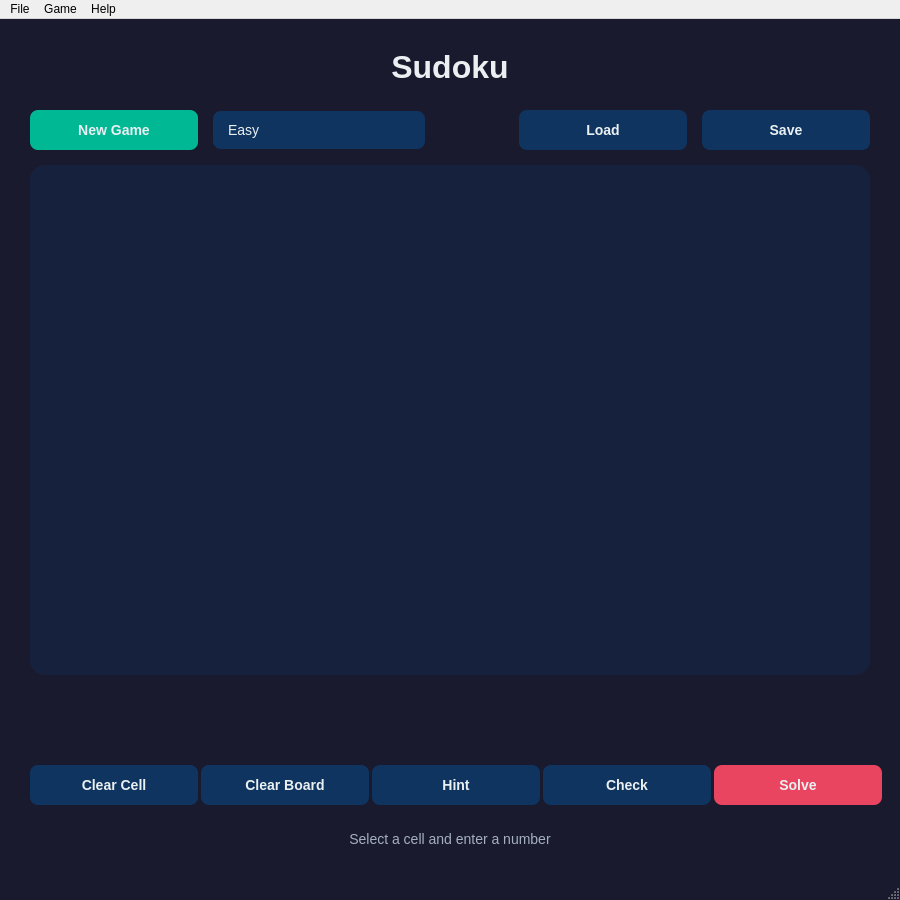
Qt form 00_Projects/01_First/Sudoku/sudoku.ui (salah0eldin/SW_Diploma_files) before a commit.
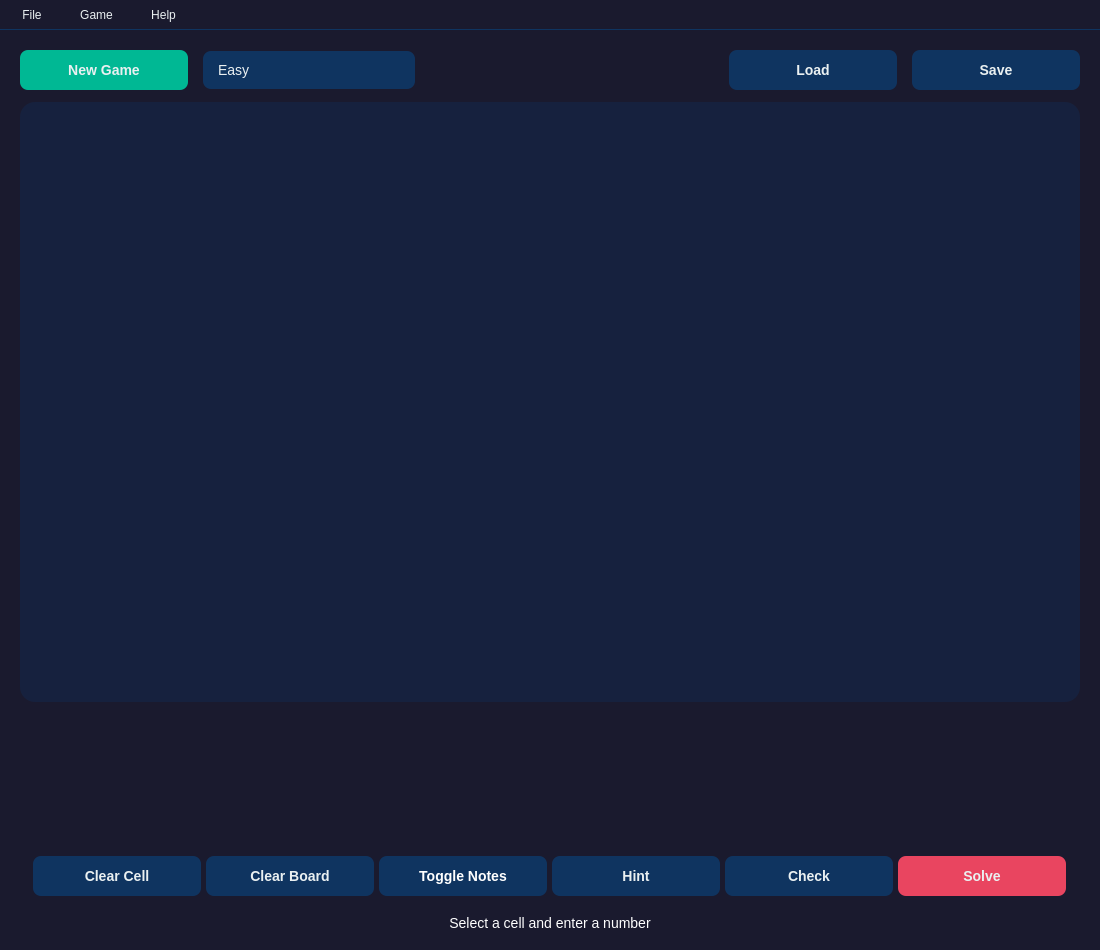
The same form after that commit.

What changed in the file:
```diff
--- a/00_Projects/01_First/Sudoku/sudoku.ui
+++ b/00_Projects/01_First/Sudoku/sudoku.ui
@@ -6,14 +6,14 @@
    <rect>
     <x>0</x>
     <y>0</y>
-    <width>900</width>
-    <height>900</height>
+    <width>1100</width>
+    <height>950</height>
    </rect>
   </property>
   <property name="minimumSize">
    <size>
-    <width>900</width>
-    <height>900</height>
+    <width>1100</width>
+    <height>950</height>
    </size>
   </property>
   <property name="windowTitle">
@@ -32,11 +32,50 @@
 }
 
 QLabel#statusLabel {
-    color: #a4b0be;
+    color: #ffffff;
     font-size: 14px;
     padding: 5px;
 }
 
+QStatusBar {
+    background-color: #1a1a2e;
+    color: #ffffff;
+}
+
+QMenuBar {
+    background-color: #1a1a2e;
+    color: #eaf0f1;
+    border-bottom: 1px solid #0f3460;
+}
+
+QMenuBar::item {
+    background-color: transparent;
+    color: #eaf0f1;
+    padding: 8px 16px;
+}
+
+QMenuBar::item:selected {
+    background-color: #0f3460;
+}
+
+QMenuBar::item:pressed {
+    background-color: #16537e;
+}
+
+QMenu {
+    background-color: #1a1a2e;
+    color: #eaf0f1;
+    border: 1px solid #0f3460;
+}
+
+QMenu::item {
+    padding: 8px 32px;
+}
+
+QMenu::item:selected {
+    background-color: #0f3460;
+}
+
 QPushButton {
     background-color: #0f3460;
     color: #eaf0f1;
@@ -141,34 +180,20 @@
   <widget class="QWidget" name="centralwidget">
    <layout class="QVBoxLayout" name="mainLayout">
     <property name="spacing">
-     <number>15</number>
+     <number>12</number>
     </property>
     <property name="leftMargin">
-     <number>30</number>
+     <number>20</number>
     </property>
     <property name="topMargin">
      <number>20</number>
     </property>
     <property name="rightMargin">
-     <number>30</number>
+     <number>20</number>
     </property>
     <property name="bottomMargin">
-     <number>20</number>
+     <number>12</number>
     </property>
-    <item>
-     <layout class="QHBoxLayout" name="headerLayout">
-      <item>
-       <widget class="QLabel" name="titleLabel">
-        <property name="text">
-         <string>Sudoku</string>
-        </property>
-        <property name="alignment">
-         <set>Qt::AlignCenter</set>
-        </property>
-       </widget>
-      </item>
-     </layout>
-    </item>
     <item>
      <layout class="QHBoxLayout" name="controlsLayout">
       <property name="spacing">
@@ -257,14 +282,14 @@
         <widget class="QWidget" name="gridContainer" native="true">
          <property name="minimumSize">
           <size>
-           <width>450</width>
-           <height>450</height>
+           <width>540</width>
+           <height>540</height>
           </size>
          </property>
          <property name="maximumSize">
           <size>
-           <width>450</width>
-           <height>450</height>
+           <width>540</width>
+           <height>540</height>
           </size>
          </property>
         </widget>
@@ -302,7 +327,7 @@
     <item>
      <layout class="QHBoxLayout" name="actionLayout">
       <property name="spacing">
-       <number>15</number>
+       <number>5</number>
       </property>
       <item>
        <spacer name="actionSpacerLeft">
@@ -319,6 +344,24 @@
       </item>
       <item>
        <widget class="QPushButton" name="clearCellButton">
+        <property name="sizePolicy">
+         <sizepolicy hsizetype="Fixed" vsizetype="Fixed">
+          <horstretch>0</horstretch>
+          <verstretch>0</verstretch>
+         </sizepolicy>
+        </property>
+        <property name="minimumSize">
+         <size>
+          <width>80</width>
+          <height>0</height>
+         </size>
+        </property>
+        <property name="maximumSize">
+         <size>
+          <width>80</width>
+          <height>16777215</height>
+         </size>
+        </property>
         <property name="text">
          <string>Clear Cell</string>
         </property>
@@ -326,13 +369,77 @@
       </item>
       <item>
        <widget class="QPushButton" name="clearBoardButton">
+        <property name="sizePolicy">
+         <sizepolicy hsizetype="Fixed" vsizetype="Fixed">
+          <horstretch>0</horstretch>
+          <verstretch>0</verstretch>
+         </sizepolicy>
+        </property>
+        <property name="minimumSize">
+         <size>
+          <width>90</width>
+          <height>0</height>
+         </size>
+        </property>
+        <property name="maximumSize">
+         <size>
+          <width>90</width>
+          <height>16777215</height>
+         </size>
+        </property>
         <property name="text">
          <string>Clear Board</string>
         </property>
        </widget>
       </item>
+      <item>
+       <widget class="QPushButton" name="toggleNotesButton">
+        <property name="sizePolicy">
+         <sizepolicy hsizetype="Fixed" vsizetype="Fixed">
+          <horstretch>0</horstretch>
+          <verstretch>0</verstretch>
+         </sizepolicy>
+        </property>
+        <property name="minimumSize">
+         <size>
+          <width>100</width>
+          <height>0</height>
+         </size>
+        </property>
+        <property name="maximumSize">
+         <size>
+          <width>100</width>
+          <height>16777215</height>
+         </size>
+        </property>
+        <property name="styleSheet">
+         <string notr="true">QPushButton { color: white; }</string>
+        </property>
+        <property name="text">
+         <string>Toggle Notes</string>
+        </property>
+       </widget>
+      </item>
       <item>
        <widget class="QPushButton" name="hintButton">
+        <property name="sizePolicy">
+         <sizepolicy hsizetype="Fixed" vsizetype="Fixed">
+          <horstretch>0</horstretch>
+          <verstretch>0</verstretch>
+         </sizepolicy>
+        </property>
+        <property name="minimumSize">
+         <size>
+          <width>60</width>
+          <height>0</height>
+         </size>
+        </property>
+        <property name="maximumSize">
+         <size>
+          <width>60</width>
+          <height>16777215</height>
+         </size>
+        </property>
         <property name="text">
          <string>Hint</string>
         </property>
@@ -340,6 +447,24 @@
       </item>
       <item>
        <widget class="QPushButton" name="checkButton">
+        <property name="sizePolicy">
+         <sizepolicy hsizetype="Fixed" vsizetype="Fixed">
+          <horstretch>0</horstretch>
+          <verstretch>0</verstretch>
+         </sizepolicy>
+        </property>
+        <property name="minimumSize">
+         <size>
+          <width>60</width>
+          <height>0</height>
+         </size>
+        </property>
+        <property name="maximumSize">
+         <size>
+          <width>60</width>
+          <height>16777215</height>
+         </size>
+        </property>
         <property name="text">
          <string>Check</string>
         </property>
@@ -347,6 +472,24 @@
       </item>
       <item>
        <widget class="QPushButton" name="solveButton">
+        <property name="sizePolicy">
+         <sizepolicy hsizetype="Fixed" vsizetype="Fixed">
+          <horstretch>0</horstretch>
+          <verstretch>0</verstretch>
+         </sizepolicy>
+        </property>
+        <property name="minimumSize">
+         <size>
+          <width>60</width>
+          <height>0</height>
+         </size>
+        </property>
+        <property name="maximumSize">
+         <size>
+          <width>60</width>
+          <height>16777215</height>
+         </size>
+        </property>
         <property name="text">
          <string>Solve</string>
         </property>
@@ -369,6 +512,18 @@
     </item>
     <item>
      <widget class="QLabel" name="statusLabel">
+      <property name="minimumSize">
+       <size>
+        <width>0</width>
+        <height>20</height>
+       </size>
+      </property>
+      <property name="maximumSize">
+       <size>
+        <width>16777215</width>
+        <height>30</height>
+       </size>
+      </property>
       <property name="text">
        <string>Select a cell and enter a number</string>
       </property>
@@ -416,7 +571,6 @@
    <addaction name="menuGame"/>
    <addaction name="menuHelp"/>
   </widget>
-  <widget class="QStatusBar" name="statusbar"/>
   <action name="actionNew">
    <property name="text">
     <string>New Game</string>
```
